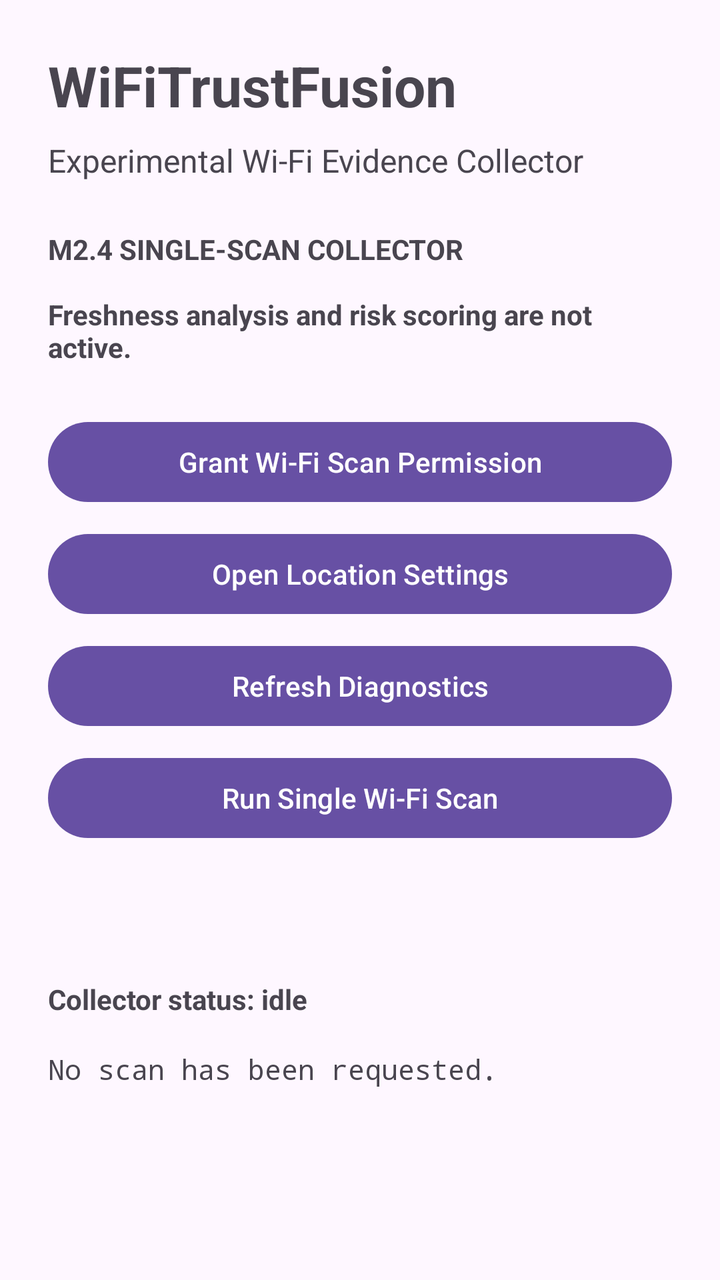
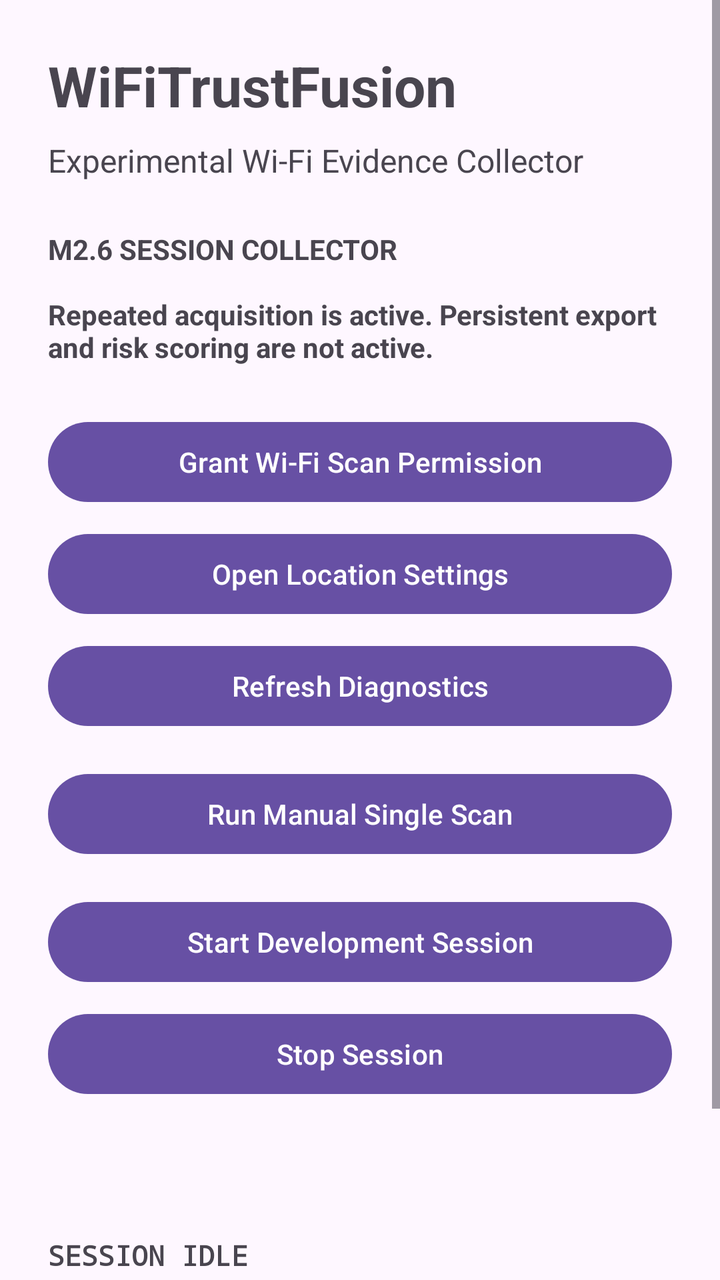

The first picture is an Android layout as it rendered before a commit; the second is the same layout after the commit. The layout source and the unified diff follow.
<!-- AndroidManifest.xml: application theme Theme.WiFiTrustFusion -->
<!-- res/layout/activity_main.xml -->
<?xml version="1.0" encoding="utf-8"?>
<ScrollView
    xmlns:android="http://schemas.android.com/apk/res/android"
    android:layout_width="match_parent"
    android:layout_height="match_parent"
    android:fillViewport="true">

    <LinearLayout
        android:layout_width="match_parent"
        android:layout_height="wrap_content"
        android:orientation="vertical"
        android:padding="24dp">

        <TextView
            android:id="@+id/textTitle"
            android:layout_width="match_parent"
            android:layout_height="wrap_content"
            android:text="WiFiTrustFusion"
            android:textSize="28sp"
            android:textStyle="bold" />

        <TextView
            android:id="@+id/textSubtitle"
            android:layout_width="match_parent"
            android:layout_height="wrap_content"
            android:layout_marginTop="8dp"
            android:text="Experimental Wi-Fi Evidence Collector"
            android:textSize="16sp" />

        <TextView
            android:id="@+id/textStage"
            android:layout_width="match_parent"
            android:layout_height="wrap_content"
            android:layout_marginTop="24dp"
            android:text="M2.4 SINGLE-SCAN COLLECTOR&#10;&#10;Freshness analysis and risk scoring are not active."
            android:textStyle="bold" />

        <Button
            android:id="@+id/buttonRequestPermission"
            android:layout_width="match_parent"
            android:layout_height="wrap_content"
            android:layout_marginTop="24dp"
            android:text="Grant Wi-Fi Scan Permission" />

        <Button
            android:id="@+id/buttonLocationSettings"
            android:layout_width="match_parent"
            android:layout_height="wrap_content"
            android:layout_marginTop="8dp"
            android:text="Open Location Settings" />

        <Button
            android:id="@+id/buttonRefresh"
            android:layout_width="match_parent"
            android:layout_height="wrap_content"
            android:layout_marginTop="8dp"
            android:text="Refresh Diagnostics" />

        <Button
            android:id="@+id/buttonRunSingleScan"
            android:layout_width="match_parent"
            android:layout_height="wrap_content"
            android:layout_marginTop="8dp"
            android:text="Run Single Wi-Fi Scan" />

        <TextView
            android:id="@+id/textDiagnostics"
            android:layout_width="match_parent"
            android:layout_height="wrap_content"
            android:layout_marginTop="24dp"
            android:fontFamily="monospace"
            android:textIsSelectable="true"
            android:textSize="14sp" />

        <TextView
            android:id="@+id/textScanStatus"
            android:layout_width="match_parent"
            android:layout_height="wrap_content"
            android:layout_marginTop="24dp"
            android:text="Collector status: idle"
            android:textStyle="bold" />

        <TextView
            android:id="@+id/textScanResults"
            android:layout_width="match_parent"
            android:layout_height="wrap_content"
            android:layout_marginTop="16dp"
            android:fontFamily="monospace"
            android:text="No scan has been requested."
            android:textIsSelectable="true"
            android:textSize="14sp" />

    </LinearLayout>

</ScrollView>
<!-- resources referenced by this layout -->
<resources>
  <style name="Theme.WiFiTrustFusion" parent="Base.Theme.WiFiTrustFusion" />
  <style name="Base.Theme.WiFiTrustFusion" parent="Theme.Material3.DayNight.NoActionBar">
          
          
      </style>
</resources>

<!-- the commit's change to res/layout/activity_main.xml (unified diff, before → after) -->
@@ -1,4 +1,5 @@
-<?xml version="1.0" encoding="utf-8"?>
+﻿<?xml version="1.0" encoding="utf-8"?>
+
 <ScrollView
     xmlns:android="http://schemas.android.com/apk/res/android"
     android:layout_width="match_parent"
@@ -32,7 +33,7 @@
             android:layout_width="match_parent"
             android:layout_height="wrap_content"
             android:layout_marginTop="24dp"
-            android:text="M2.4 SINGLE-SCAN COLLECTOR&#10;&#10;Freshness analysis and risk scoring are not active."
+            android:text="M2.6 SESSION COLLECTOR&#10;&#10;Repeated acquisition is active. Persistent export and risk scoring are not active."
             android:textStyle="bold" />
 
         <Button
@@ -60,8 +61,22 @@
             android:id="@+id/buttonRunSingleScan"
             android:layout_width="match_parent"
             android:layout_height="wrap_content"
+            android:layout_marginTop="16dp"
+            android:text="Run Manual Single Scan" />
+
+        <Button
+            android:id="@+id/buttonStartSession"
+            android:layout_width="match_parent"
+            android:layout_height="wrap_content"
+            android:layout_marginTop="16dp"
+            android:text="Start Development Session" />
+
+        <Button
+            android:id="@+id/buttonStopSession"
+            android:layout_width="match_parent"
+            android:layout_height="wrap_content"
             android:layout_marginTop="8dp"
-            android:text="Run Single Wi-Fi Scan" />
+            android:text="Stop Session" />
 
         <TextView
             android:id="@+id/textDiagnostics"
@@ -71,6 +86,17 @@
             android:fontFamily="monospace"
             android:textIsSelectable="true"
             android:textSize="14sp" />
+
+        <TextView
+            android:id="@+id/textSession"
+            android:layout_width="match_parent"
+            android:layout_height="wrap_content"
+            android:layout_marginTop="24dp"
+            android:fontFamily="monospace"
+            android:text="SESSION IDLE"
+            android:textIsSelectable="true"
+            android:textSize="14sp"
+            android:textStyle="bold" />
 
         <TextView
             android:id="@+id/textScanStatus"
